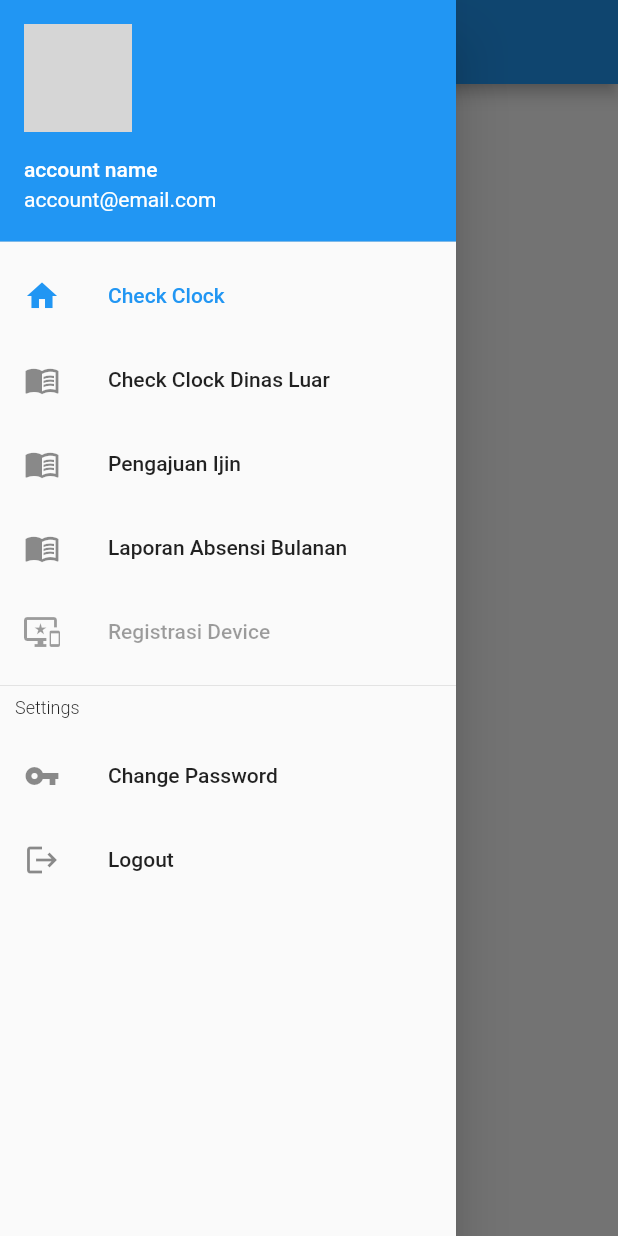
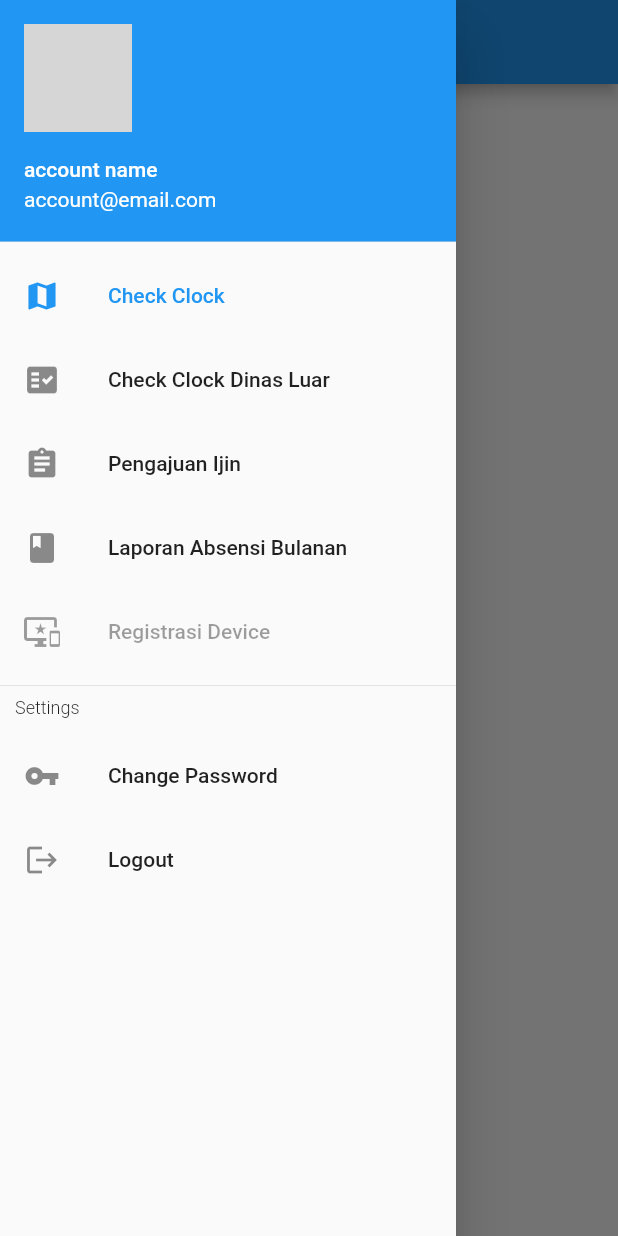
Before and after one commit to nadahasni-dot/sikopen-flutter-app, a Flutter app: the MainScreen screen opened by its route, with the side drawer open, on a phone screen of 412 x 824 dp. Run offline on Flutter 3.47's test engine with Material 2 defaults, Android fonts, the phone set to English and light mode, and no system bars; network calls fail; grey boxes are pictures that could not be loaded.

Commit message:
update menu leading icon

```diff
--- a/lib/screens/main_screen/main_screen.dart
+++ b/lib/screens/main_screen/main_screen.dart
@@ -47,7 +47,7 @@ class _MainScreenState extends State<MainScreen> {
                   : false,
               enabled: _isDeviceActivated ? true : false,
               title: Text(DrawerConfiguration.MENU_HOME),
-              leading: Icon(Icons.home),
+              leading: Icon(Icons.map),
               onTap: () {
                 _updateMenuState(DrawerConfiguration.MENU_HOME);
               },
@@ -58,7 +58,7 @@ class _MainScreenState extends State<MainScreen> {
                   : false,
               enabled: _isDeviceActivated ? true : false,
               title: Text(DrawerConfiguration.MENU_CHECKCLOCK_DINAS_LUAR),
-              leading: Icon(Icons.menu_book),
+              leading: Icon(Icons.fact_check),
               onTap: () {
                 _updateMenuState(DrawerConfiguration.MENU_CHECKCLOCK_DINAS_LUAR);
               },
@@ -69,7 +69,7 @@ class _MainScreenState extends State<MainScreen> {
                   : false,
               enabled: _isDeviceActivated ? true : false,
               title: Text(DrawerConfiguration.MENU_PEMGAJUAN_IJIN),
-              leading: Icon(Icons.menu_book),
+              leading: Icon(Icons.assignment),
               onTap: () {
                 _updateMenuState(DrawerConfiguration.MENU_PEMGAJUAN_IJIN);
               },
@@ -80,7 +80,7 @@ class _MainScreenState extends State<MainScreen> {
                   : false,
               enabled: _isDeviceActivated ? true : false,
               title: Text(DrawerConfiguration.MENU_LAPORAN_ABSENSI),
-              leading: Icon(Icons.menu_book),
+              leading: Icon(Icons.book),
               onTap: () {
                 _updateMenuState(DrawerConfiguration.MENU_LAPORAN_ABSENSI);
               },
```
